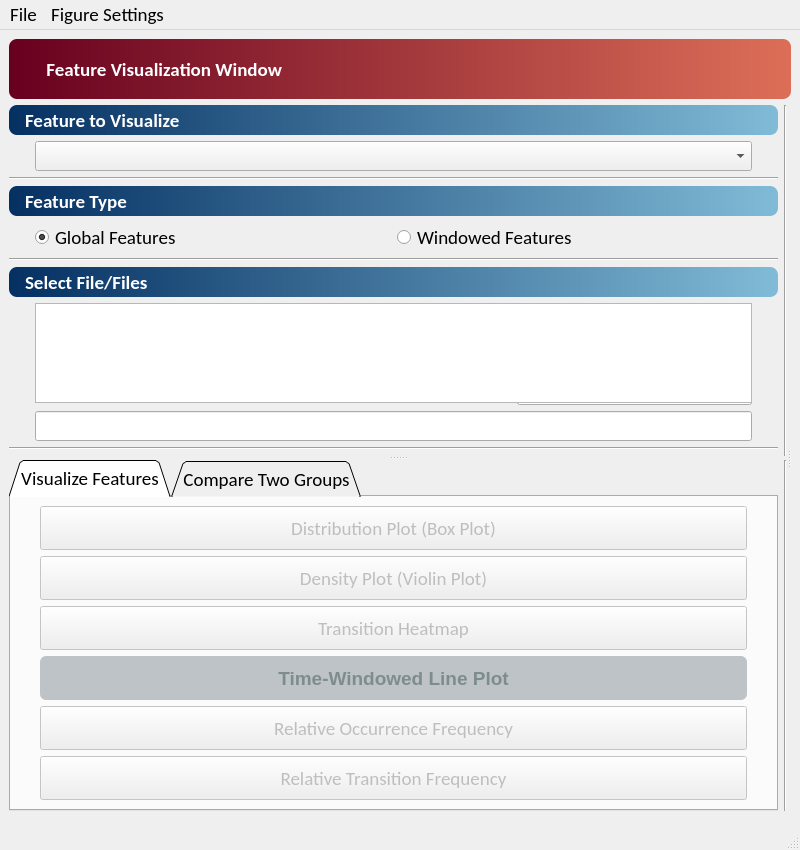
This is EEG_COMET/ui/FeatureVisualizationWindow.ui in eeg-comet/eeg-comet as Qt 5 draws it before an edit. The edited form follows.
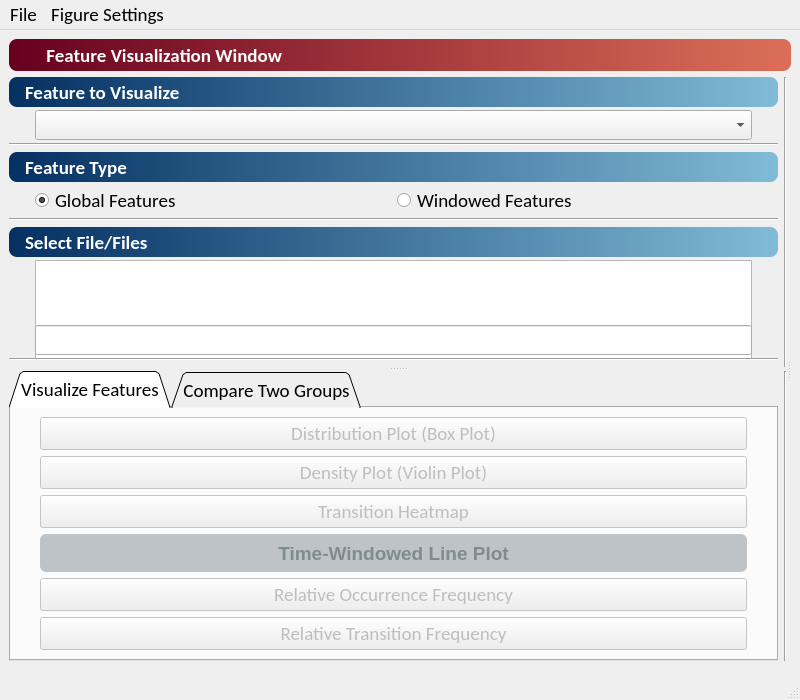
This is the edited form.

The edit to the form file:
```diff
--- a/EEG_COMET/ui/FeatureVisualizationWindow.ui
+++ b/EEG_COMET/ui/FeatureVisualizationWindow.ui
@@ -7,7 +7,7 @@
     <x>0</x>
     <y>0</y>
     <width>800</width>
-    <height>850</height>
+    <height>700</height>
    </rect>
   </property>
   <property name="sizePolicy">
@@ -18,8 +18,8 @@
   </property>
   <property name="minimumSize">
    <size>
-    <width>800</width>
-    <height>850</height>
+    <width>600</width>
+    <height>500</height>
    </size>
   </property>
   <property name="font">
@@ -44,13 +44,13 @@
       <property name="minimumSize">
        <size>
         <width>0</width>
-        <height>60</height>
+        <height>32</height>
        </size>
       </property>
       <property name="maximumSize">
        <size>
         <width>16777215</width>
-        <height>80</height>
+        <height>16777215</height>
        </size>
       </property>
       <property name="font">
@@ -99,7 +99,7 @@
              <property name="maximumSize">
               <size>
                <width>16777215</width>
-               <height>60</height>
+               <height>16777215</height>
               </size>
              </property>
              <property name="text">
@@ -130,7 +130,7 @@
              <property name="maximumSize">
               <size>
                <width>16777215</width>
-               <height>60</height>
+               <height>16777215</height>
               </size>
              </property>
              <property name="text">
@@ -162,7 +162,7 @@
              <property name="maximumSize">
               <size>
                <width>16777215</width>
-               <height>60</height>
+               <height>16777215</height>
               </size>
              </property>
              <property name="text">
@@ -187,7 +187,7 @@
              <property name="maximumSize">
               <size>
                <width>16777215</width>
-               <height>60</height>
+               <height>16777215</height>
               </size>
              </property>
              <property name="text">
@@ -212,7 +212,7 @@
              <property name="maximumSize">
               <size>
                <width>16777215</width>
-               <height>60</height>
+               <height>16777215</height>
               </size>
              </property>
             </widget>
@@ -236,7 +236,7 @@
            <property name="maximumSize">
             <size>
              <width>16777215</width>
-             <height>60</height>
+             <height>16777215</height>
             </size>
            </property>
            <property name="font">
@@ -323,7 +323,7 @@
            <property name="maximumSize">
             <size>
              <width>16777215</width>
-             <height>60</height>
+             <height>16777215</height>
             </size>
            </property>
            <property name="font">
@@ -368,7 +368,7 @@
            <property name="maximumSize">
             <size>
              <width>16777215</width>
-             <height>60</height>
+             <height>16777215</height>
             </size>
            </property>
            <property name="font">
@@ -443,7 +443,7 @@
            <property name="maximumSize">
             <size>
              <width>16777215</width>
-             <height>60</height>
+             <height>16777215</height>
             </size>
            </property>
            <property name="font">
@@ -511,7 +511,7 @@
            <property name="maximumSize">
             <size>
              <width>16777215</width>
-             <height>60</height>
+             <height>16777215</height>
             </size>
            </property>
            <property name="alignment">
```
